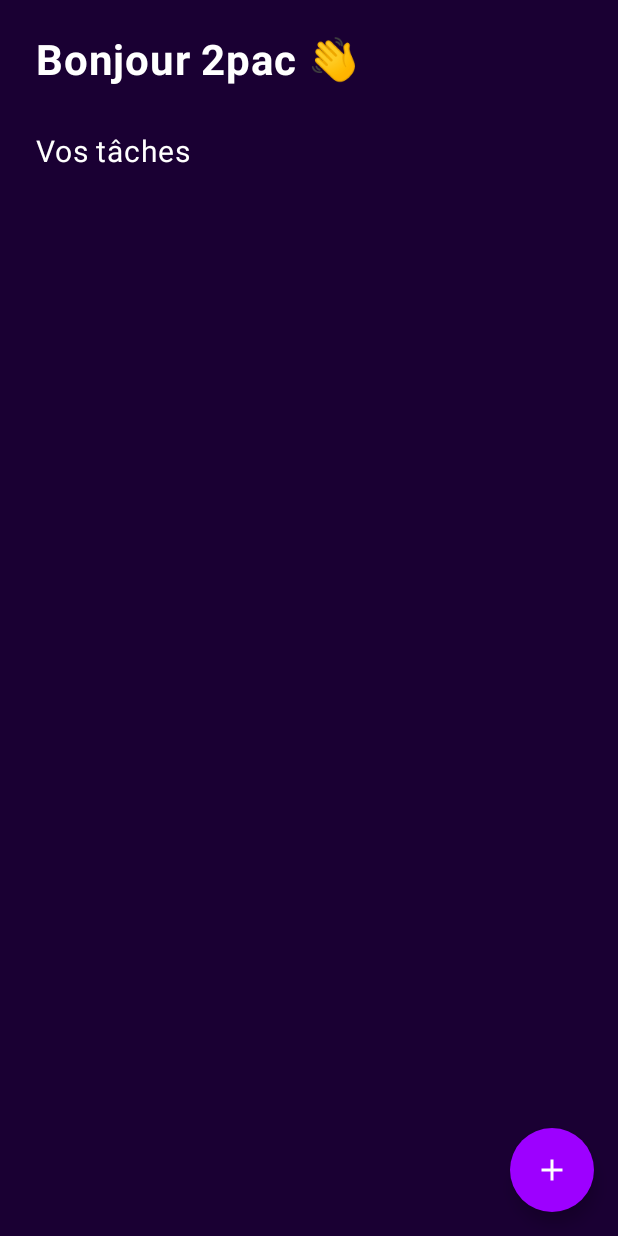
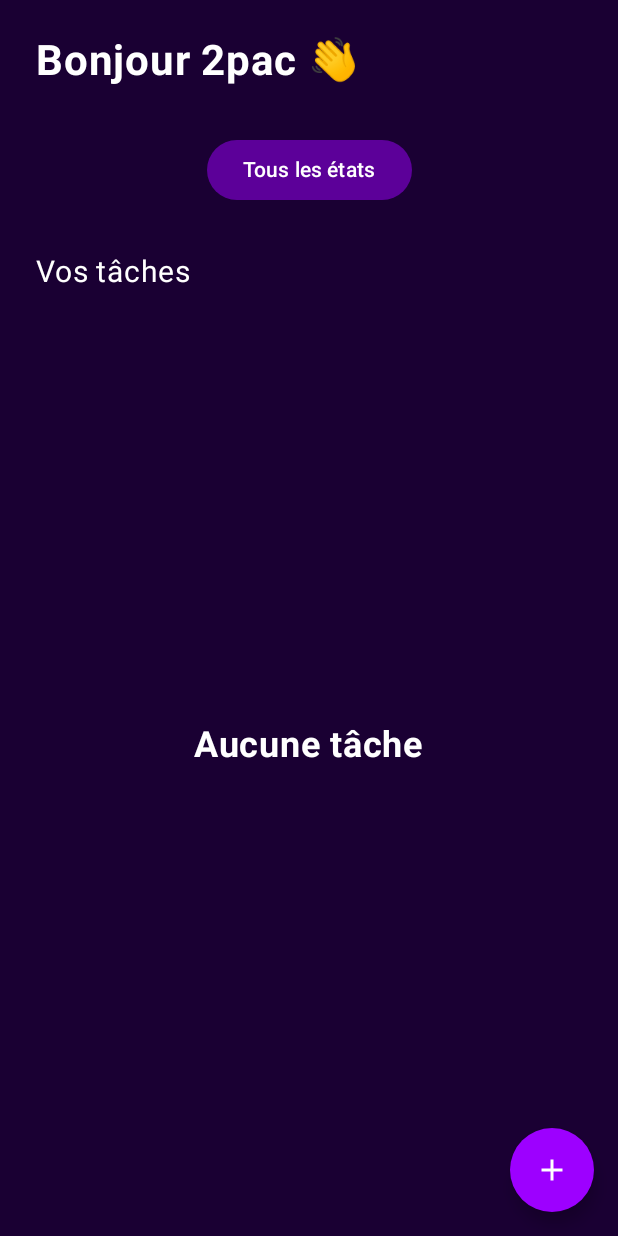
Before and after one commit to 0Shin6/Flame, an Android app built with Jetpack Compose: the screen it shows after launch (MainActivity), on a phone screen of 412 x 824 dp. Run offline under Robolectric (Android 15) with nearby library versions, the phone set to English and light mode, and no system bars.

Commit message:
Ajout du filtre par état

```diff
--- a/app/app/src/main/java/com/example/flame/MainActivity.kt
+++ b/app/app/src/main/java/com/example/flame/MainActivity.kt
@@ -123,6 +123,13 @@ fun ListeTaches(
     onNavigateToEdit: (Int) -> Unit,
     onNavigateToAdd: () -> Unit
 ) {
+    //État pour mémoriser le filtre
+    var filtreSelectionne by remember { mutableStateOf<EtatTache?>(null) }
+    var menuOuvert by remember { mutableStateOf(false) }
+
+    //On filtre la liste en fonction de l'état sélectionnée
+    val tachesFiltrees = if (filtreSelectionne == null) taches else taches.filter { it.etat == filtreSelectionne }
+
     Scaffold(
         floatingActionButton = {
             FloatingActionButton(
@@ -148,30 +155,84 @@ fun ListeTaches(
                 fontWeight = FontWeight.Bold
             )
             Spacer(modifier = Modifier.height(32.dp))
+
+            Box(modifier = Modifier.fillMaxWidth(), contentAlignment = Alignment.Center) {
+                Button(
+                    onClick = { menuOuvert = true },
+                    colors = ButtonDefaults.buttonColors(containerColor = FlamePurple.copy(alpha = 0.5f)),
+                    shape = RoundedCornerShape(20.dp)
+                ) {
+                    //Affiche l'état sélectionné ou le texte par défaut
+                    val labelBouton = filtreSelectionne?.name
+                        ?.replace("_", " ")
+                        ?.lowercase()
+                        ?.replaceFirstChar { it.uppercase() }
+                        ?: "Tous les états"
+
+                    Text(labelBouton, fontSize = 14.sp)
+                }
+
+                DropdownMenu(
+                    expanded = menuOuvert,
+                    onDismissRequest = { menuOuvert = false },
+                    modifier = Modifier.background(FlameCard)
+                ) {
+                    //Option pour réinitialiser le filtre
+                    DropdownMenuItem(
+                        text = { Text("Tous", color = Color.White) },
+                        onClick = {
+                            filtreSelectionne = null
+                            menuOuvert = false
+                        }
+                    )
+
+                    EtatTache.entries.forEach { etat ->
+                        DropdownMenuItem(
+                            text = {
+                                val labelMenu = etat.name
+                                    .replace("_", " ")
+                                    .lowercase()
+                                    .replaceFirstChar { it.uppercase() }
+                                Text(labelMenu, color = Color.White)
+                            },
+                            onClick = {
+                                filtreSelectionne = etat
+                                menuOuvert = false
+                            }
+                        )
+                    }
+                }
+            }
+
+            Spacer(modifier = Modifier.height(32.dp))
             Text("Vos tâches", color = Color.White, fontSize = 20.sp)
 
-            // Affichage des tâches
+            //Affichage du message "Aucune tâche" si la liste est vide
+            if (tachesFiltrees.isEmpty()) {
+                Box(modifier = Modifier.fillMaxSize(), contentAlignment = Alignment.Center) {
+                    Text("Aucune tâche", color = Color.White, fontSize = 24.sp, fontWeight = FontWeight.Bold)
+                }
+            } else {
                 LazyColumn(
                     verticalArrangement = Arrangement.spacedBy(12.dp),
                     modifier = Modifier.padding(top = 16.dp)
                 ) {
-                taches.forEachIndexed { index, tache ->
+                    tachesFiltrees.forEach { tache ->
                         item {
+                            val indexOriginal = taches.indexOf(tache)
                             Card(
                                 modifier = Modifier
                                     .fillMaxWidth()
                                     .height(72.dp)
-                                .clickable { onNavigateToEdit(index) },
+                                    .clickable { onNavigateToEdit(indexOriginal) },
                                 shape = RoundedCornerShape(25.dp),
                                 colors = CardDefaults.cardColors(containerColor = FlameCard)
                             ) {
                                 Row(
-                                modifier = Modifier
-                                    .fillMaxSize()
-                                    .padding(horizontal = 16.dp),
+                                    modifier = Modifier.fillMaxSize().padding(horizontal = 16.dp),
                                     verticalAlignment = Alignment.CenterVertically
                                 ) {
-                                IconButton(onClick = { onToggleEtat(index) }) {
+                                    IconButton(onClick = { onToggleEtat(indexOriginal) }) {
                                         Icon(
                                             imageVector = if (tache.etat == EtatTache.FAIT) Icons.Default.CheckCircle else Icons.Default.RadioButtonUnchecked,
                                             tint = FlamePurple,
@@ -193,6 +254,7 @@ fun ListeTaches(
             }
         }
     }
+}
 
 @Composable
 fun BadgeEtat(tache: Tache) {
@@ -201,7 +263,7 @@ fun BadgeEtat(tache: Tache) {
         //Tâche validé
         tache.etat == EtatTache.FAIT -> {
             //Tâche faite en avance
-            if (maintenant < tache.dateDebut) "En avance" to Color(0xFFE91E63) // Fait avant le début
+            if (maintenant < tache.dateDebut) "En avance" to Color(0xFFE91E63)
             //Tâche faite à l'heure
             else "Fait" to Color(0xFFB39DDB)
         }
```
Lines whose indentation alone changed are shown as unchanged.
